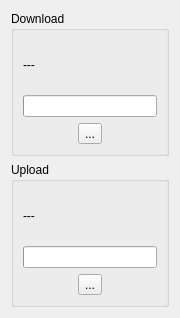
Above: filetransferspage.ui from lawand/droper before the change. Below: the same form after it.
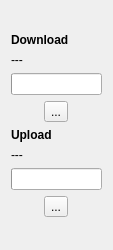
That is the form after the change.

Commit message: removed group boxes from the gui

The edit to the form file:
```diff
--- a/filetransferspage.ui
+++ b/filetransferspage.ui
@@ -6,8 +6,8 @@
    <rect>
     <x>0</x>
     <y>0</y>
-    <width>180</width>
-    <height>318</height>
+    <width>113</width>
+    <height>250</height>
    </rect>
   </property>
   <property name="contextMenuPolicy">
@@ -18,15 +18,42 @@
   </property>
   <layout class="QVBoxLayout" name="verticalLayout">
    <item>
-    <widget class="QGroupBox" name="downloadGroupBox">
-     <property name="contextMenuPolicy">
-      <enum>Qt::NoContextMenu</enum>
+    <spacer name="verticalSpacer_2">
+     <property name="orientation">
+      <enum>Qt::Vertical</enum>
      </property>
-     <property name="title">
+     <property name="sizeHint" stdset="0">
+      <size>
+       <width>20</width>
+       <height>40</height>
+      </size>
+     </property>
+    </spacer>
+   </item>
+   <item>
+    <widget class="QLabel" name="downloadLabel">
+     <property name="font">
+      <font>
+       <weight>75</weight>
+       <bold>true</bold>
+      </font>
+     </property>
+     <property name="text">
       <string>Download</string>
      </property>
-     <layout class="QGridLayout" name="gridLayout">
-      <item row="2" column="0" colspan="3">
+    </widget>
+   </item>
+   <item>
+    <widget class="QLabel" name="downloadInfoLabel">
+     <property name="contextMenuPolicy">
+      <enum>Qt::NoContextMenu</enum>
+     </property>
+     <property name="text">
+      <string>---</string>
+     </property>
+    </widget>
+   </item>
+   <item>
        <widget class="QProgressBar" name="downloadProgressBar">
         <property name="contextMenuPolicy">
          <enum>Qt::NoContextMenu</enum>
@@ -36,7 +63,22 @@
         </property>
        </widget>
       </item>
-      <item row="3" column="1">
+   <item>
+    <layout class="QHBoxLayout" name="horizontalLayout">
+     <item>
+      <spacer name="horizontalSpacer">
+       <property name="orientation">
+        <enum>Qt::Horizontal</enum>
+       </property>
+       <property name="sizeHint" stdset="0">
+        <size>
+         <width>40</width>
+         <height>20</height>
+        </size>
+       </property>
+      </spacer>
+     </item>
+     <item>
        <widget class="QToolButton" name="downloadStartStopRestartToolButton">
         <property name="contextMenuPolicy">
          <enum>Qt::NoContextMenu</enum>
@@ -46,29 +88,48 @@
         </property>
        </widget>
       </item>
-      <item row="1" column="0" colspan="3">
-       <widget class="QLabel" name="downloadInfoLabel">
-        <property name="contextMenuPolicy">
-         <enum>Qt::NoContextMenu</enum>
-        </property>
-        <property name="text">
-         <string>---</string>
-        </property>
-       </widget>
-      </item>
-     </layout>
-    </widget>
+     <item>
+      <spacer name="horizontalSpacer_2">
+       <property name="orientation">
+        <enum>Qt::Horizontal</enum>
+       </property>
+       <property name="sizeHint" stdset="0">
+        <size>
+         <width>40</width>
+         <height>20</height>
+        </size>
+       </property>
+      </spacer>
+     </item>
+    </layout>
    </item>
    <item>
-    <widget class="QGroupBox" name="uploadGroupBox">
-     <property name="contextMenuPolicy">
-      <enum>Qt::NoContextMenu</enum>
+    <spacer name="verticalSpacer">
+     <property name="orientation">
+      <enum>Qt::Vertical</enum>
      </property>
-     <property name="title">
+     <property name="sizeHint" stdset="0">
+      <size>
+       <width>20</width>
+       <height>10</height>
+      </size>
+     </property>
+    </spacer>
+   </item>
+   <item>
+    <widget class="QLabel" name="uploadLabel">
+     <property name="font">
+      <font>
+       <weight>75</weight>
+       <bold>true</bold>
+      </font>
+     </property>
+     <property name="text">
       <string>Upload</string>
      </property>
-     <layout class="QGridLayout" name="gridLayout_2">
-      <item row="0" column="0" colspan="3">
+    </widget>
+   </item>
+   <item>
        <widget class="QLabel" name="uploadInfoLabel">
         <property name="contextMenuPolicy">
          <enum>Qt::NoContextMenu</enum>
@@ -78,17 +139,7 @@
         </property>
        </widget>
       </item>
-      <item row="2" column="1">
-       <widget class="QToolButton" name="uploadStartStopRestartToolButton">
-        <property name="contextMenuPolicy">
-         <enum>Qt::NoContextMenu</enum>
-        </property>
-        <property name="text">
-         <string>...</string>
-        </property>
-       </widget>
-      </item>
-      <item row="1" column="0" colspan="3">
+   <item>
        <widget class="QProgressBar" name="uploadProgressBar">
         <property name="contextMenuPolicy">
          <enum>Qt::NoContextMenu</enum>
@@ -98,8 +149,58 @@
         </property>
        </widget>
       </item>
-     </layout>
-    </widget>
+   <item>
+    <layout class="QHBoxLayout" name="horizontalLayout_2">
+     <item>
+      <spacer name="horizontalSpacer_4">
+       <property name="orientation">
+        <enum>Qt::Horizontal</enum>
+       </property>
+       <property name="sizeHint" stdset="0">
+        <size>
+         <width>40</width>
+         <height>20</height>
+        </size>
+       </property>
+      </spacer>
+     </item>
+     <item>
+      <widget class="QToolButton" name="uploadStartStopRestartToolButton">
+       <property name="contextMenuPolicy">
+        <enum>Qt::NoContextMenu</enum>
+       </property>
+       <property name="text">
+        <string>...</string>
+       </property>
+      </widget>
+     </item>
+     <item>
+      <spacer name="horizontalSpacer_3">
+       <property name="orientation">
+        <enum>Qt::Horizontal</enum>
+       </property>
+       <property name="sizeHint" stdset="0">
+        <size>
+         <width>40</width>
+         <height>20</height>
+        </size>
+       </property>
+      </spacer>
+     </item>
+    </layout>
+   </item>
+   <item>
+    <spacer name="verticalSpacer_3">
+     <property name="orientation">
+      <enum>Qt::Vertical</enum>
+     </property>
+     <property name="sizeHint" stdset="0">
+      <size>
+       <width>20</width>
+       <height>40</height>
+      </size>
+     </property>
+    </spacer>
    </item>
   </layout>
   <action name="backAction">
```
Lines whose indentation alone changed are shown as unchanged.
